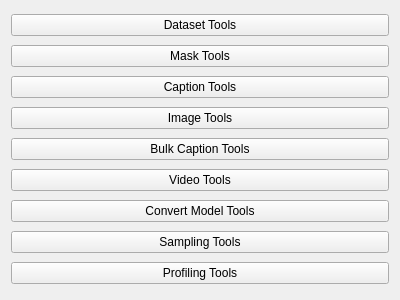
HashakGik/OneTrainer, file modules/ui/views/tabs/tools.ui: the form before one commit.
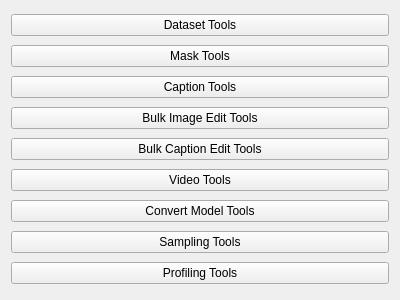
The form after the commit.

What changed in the file:
```diff
--- a/modules/ui/views/tabs/tools.ui
+++ b/modules/ui/views/tabs/tools.ui
@@ -38,14 +38,14 @@
    <item>
     <widget class="QPushButton" name="imageBtn">
      <property name="text">
-      <string>Image Tools</string>
+      <string>Bulk Image Edit Tools</string>
      </property>
     </widget>
    </item>
    <item>
     <widget class="QPushButton" name="bulkCaptionBtn">
      <property name="text">
-      <string>Bulk Caption Tools</string>
+      <string>Bulk Caption Edit Tools</string>
      </property>
     </widget>
    </item>
```
